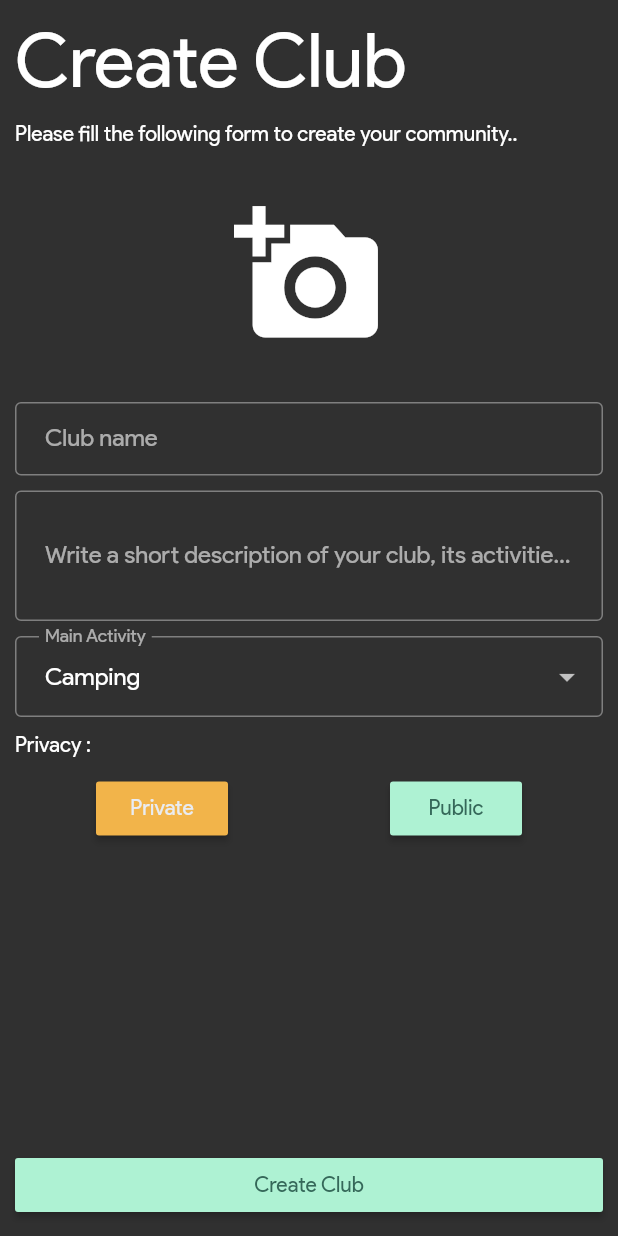
After one commit to OmarMach/hayaProject, a Flutter app: the AddClubScreen screen opened by its route, after a tap on the "add a photo" icon, on a phone screen of 412 x 824 dp. The commit adds this screen. Run offline on Flutter 3.47's test engine with Material 2 defaults, Android fonts, the phone set to English and light mode, and no system bars; our stand-ins replace flutter_icons, image_picker.

Commit message:
create club UI

```diff
--- a/analysis_options.yaml
+++ /dev/null
@@ -1 +0,0 @@
-include: package:lint/analysis_options.yaml
--- a/lib/config.dart
+++ b/lib/config.dart
@@ -1,5 +1,6 @@
 import 'dart:ui';
 
+import 'package:haya/screens/add_club_screen.dart';
 import 'package:haya/screens/add_event_screen.dart';
 import 'package:haya/screens/browse_regions_screen.dart';
 import 'package:haya/screens/splash_screen.dart';
@@ -39,4 +40,5 @@ final routes = {
   RegisterScreen.routeName: (context) => RegisterScreen(),
   SplashScreen.routeName: (context) => SplashScreen(),
   AddEventScreen.routeName: (context) => AddEventScreen(),
+  AddClubScreen.routeName: (context) => AddClubScreen(),
 };
--- /dev/null
+++ b/lib/screens/add_club_screen.dart
@@ -0,0 +1,189 @@
+import 'dart:io';
+
+import 'package:flutter/material.dart';
+import 'package:image_picker/image_picker.dart';
+
+import '../config.dart';
+
+class AddClubScreen extends StatefulWidget {
+  static const routeName = '/add-club';
+  @override
+  _AddClubScreenState createState() => _AddClubScreenState();
+}
+
+class _AddClubScreenState extends State<AddClubScreen> {
+  final _key = GlobalKey<FormState>();
+  final _clubNameController = TextEditingController();
+  final _descriptionController = TextEditingController();
+  final picker = ImagePicker();
+
+  File _image;
+  bool _isPrivate = true;
+  String _selectedActivity = "Camping";
+
+  final List<DropdownMenuItem<String>> _activities = [
+    DropdownMenuItem(value: "Camping", child: Text("Camping")),
+    DropdownMenuItem(value: "Trekking", child: Text("Trekking")),
+    DropdownMenuItem(value: "Hunting", child: Text("Hunting")),
+    DropdownMenuItem(value: "Water Diving", child: Text("Water Diving")),
+    DropdownMenuItem(value: "Other", child: Text("Other..")),
+  ];
+
+  final _formContent = {};
+  Future getImage() async {
+    final pickedFile = await picker.getImage(source: ImageSource.gallery);
+
+    setState(() {
+      if (pickedFile.path != null) {
+        _image = File(pickedFile.path);
+      } else {
+        print('No image selected.');
+      }
+    });
+  }
+
+  @override
+  Widget build(BuildContext context) {
+    return Scaffold(
+      body: SafeArea(
+        child: Form(
+          key: _key,
+          child: Padding(
+            padding: const EdgeInsets.all(10.0),
+            child: Column(
+              mainAxisAlignment: MainAxisAlignment.spaceBetween,
+              crossAxisAlignment: CrossAxisAlignment.stretch,
+              children: [
+                Column(
+                  crossAxisAlignment: CrossAxisAlignment.stretch,
+                  children: [
+                    Text(
+                      'Create Club',
+                      style: TextStyle(fontSize: 50),
+                    ),
+                    SizedBox(height: 10),
+                    Text(
+                        'Please fill the following form to create your community..'),
+                    SizedBox(height: 10),
+                    _buildImageploader(),
+                    SizedBox(height: 10),
+                    TextFormField(
+                      controller: _clubNameController,
+                      validator: (value) => value.length >= 5
+                          ? null
+                          : 'Please enter a valid club name.',
+                      decoration: _buildInputDecoration('Club name', null),
+                    ),
+                    SizedBox(height: 10),
+                    TextFormField(
+                      minLines: 3,
+                      maxLines: 10,
+                      controller: _descriptionController,
+                      validator: (value) => value.length >= 5
+                          ? null
+                          : 'Please enter a valid club descirption.',
+                      decoration: _buildInputDecoration(
+                          'Write a short description of your club, its activities and purpose.',
+                          null),
+                    ),
+                    SizedBox(height: 10),
+                    _buildDropdownButtonFormField(
+                        _activities, _selectedActivity, "Main Activity"),
+                    SizedBox(height: 10),
+                    Text("Privacy : "),
+                    SizedBox(height: 10),
+                    _buildPrivacyButtons(),
+                  ],
+                ),
+                RaisedButton(
+                  color: lightBlueColor,
+                  textColor: primColor,
+                  child: Text("Create Club"),
+                  onPressed: () {},
+                )
+              ],
+            ),
+          ),
+        ),
+      ),
+    );
+  }
+
+  InkWell _buildImageploader() {
+    return InkWell(
+      onTap: () async {
+        getImage();
+      },
+      child: Container(
+        height: 150,
+        child: _image == null
+            ? Icon(
+                Icons.add_a_photo,
+                size: 100,
+              )
+            : Image.file(
+                _image,
+                fit: BoxFit.fitHeight,
+              ),
+      ),
+    );
+  }
+
+  DropdownButtonFormField<String> _buildDropdownButtonFormField(
+      List items, String value, String label) {
+    return DropdownButtonFormField(
+        value: value,
+        onSaved: (val) {
+          setState(() {
+            _selectedActivity = val;
+          });
+        },
+        decoration: _buildInputDecoration(label, null),
+        onChanged: (val) {
+          setState(() {
+            value = val;
+          });
+        },
+        items: items);
+  }
+
+  Row _buildPrivacyButtons() {
+    return Row(
+      mainAxisAlignment: MainAxisAlignment.spaceAround,
+      children: [
+        RaisedButton(
+          textColor: _isPrivate ? greyColor : primColor,
+          color: _isPrivate ? yellowColor : lightBlueColor,
+          onPressed: () {
+            setState(() {
+              _isPrivate = true;
+            });
+          },
+          child: Text('Private'),
+        ),
+        RaisedButton(
+          onPressed: () {
+            setState(() {
+              _isPrivate = false;
+            });
+          },
+          color: !_isPrivate ? yellowColor : lightBlueColor,
+          textColor: !_isPrivate ? greyColor : primColor,
+          child: Text('Public'),
+        )
+      ],
+    );
+  }
+}
+
+InputDecoration _buildInputDecoration(String hint, IconData icon) {
+  return InputDecoration(
+    labelText: hint,
+    prefixIcon: icon == null ? null : Icon(icon),
+    contentPadding: EdgeInsets.fromLTRB(20.0, 15.0, 20.0, 15.0),
+    // fillColor: Colors.cyan,
+    border: new OutlineInputBorder(
+      borderSide: new BorderSide(color: primColor),
+    ),
+  );
+}
--- a/lib/screens/add_event_screen.dart
+++ b/lib/screens/add_event_screen.dart
@@ -157,8 +157,8 @@ class _AddEventScreenState extends State<AddEventScreen> {
                       _buildDropdownButtonFormField(
                           _categories,
                           _formContent['category'] == null
-                              ? _selectedCategory
-                              : _formContent['category'],
+                              ? _selectedCategory.toString()
+                              : _formContent['category'].toString(),
                           "Category"),
                       SizedBox(height: 10),
                       _buildDateRow(context),
--- a/lib/screens/home_screen.dart
+++ b/lib/screens/home_screen.dart
@@ -1,4 +1,5 @@
 import 'package:flutter/material.dart';
+import 'package:haya/screens/add_club_screen.dart';
 import 'package:haya/screens/add_event_screen.dart';
 import 'package:haya/screens/browse_events_screen.dart';
 import 'package:haya/screens/browse_regions_screen.dart';
@@ -50,6 +51,11 @@ class _HomeScreenState extends State<HomeScreen> {
                       icon: Icons.add,
                     ),
                     ClipGridItem(
+                      category: 'Add Club',
+                      routeName: AddClubScreen.routeName,
+                      icon: Icons.add,
+                    ),
+                    ClipGridItem(
                       category: 'Events',
                       routeName: BrowseEventsScreen.routeName,
                       icon: Icons.event,
```
